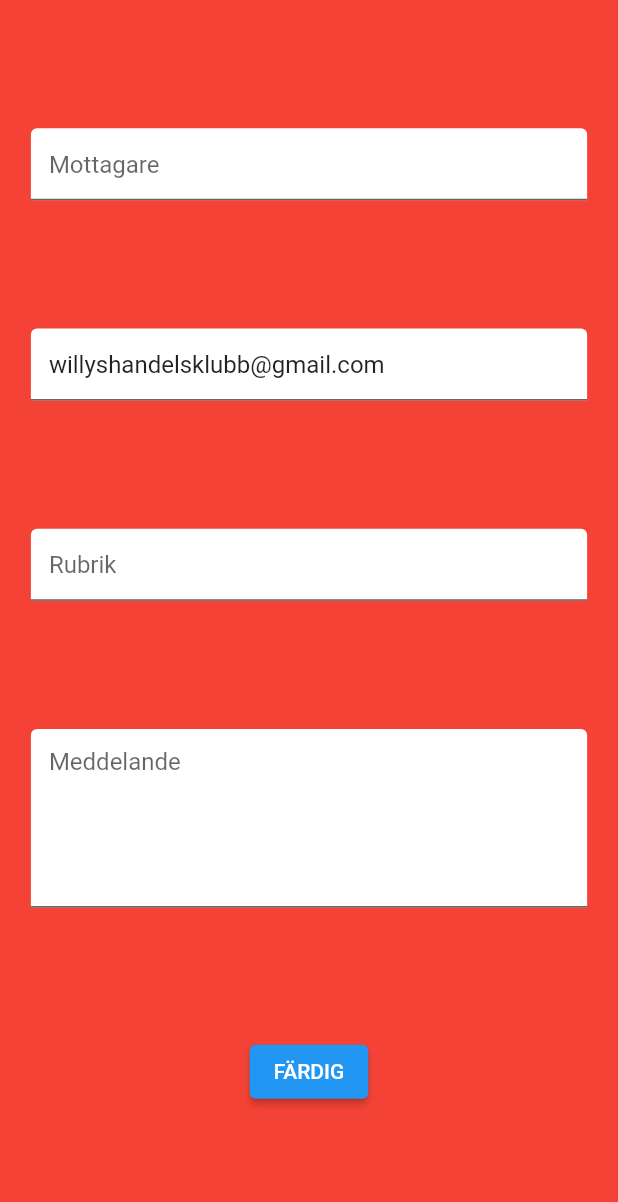
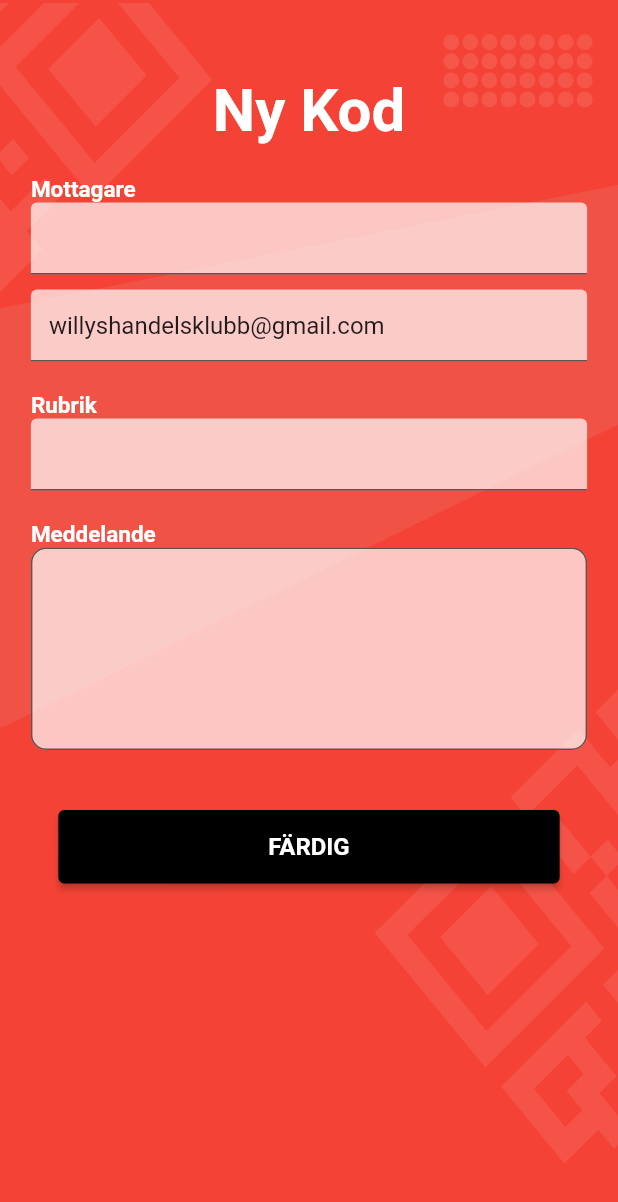
Before and after one commit to emillaudon/clubapp, a Flutter app: the screen it shows after launch, item 2 of the bottom bar chosen, on a phone screen of 412 x 824 dp. Shown: the top 1202 px of the screen. Run offline on Flutter 3.47's test engine with Material 2 defaults, Android fonts, the phone set to English and light mode, and no system bars; our stand-ins replace flutter_svg, qr_flutter.

Commit message:
rebuilt create page

```diff
--- a/lib/main.dart
+++ b/lib/main.dart
@@ -16,7 +16,7 @@ class MyApp extends StatelessWidget {
         primaryColor: const Color(0xFFFF3E3E),
         bottomAppBarColor: const Color(0xFFFF4155),
         scaffoldBackgroundColor: const Color(0xFFFF3E3E),
-        buttonTheme: const ButtonThemeData(buttonColor: Color(0xFFFFB1B1))
+        buttonTheme: const ButtonThemeData(buttonColor: Color(0xFFFFB1B1)),
       ),
       home: const MyHomePage(title: 'Flutter Demo Home Page'),
     );
--- a/lib/views/home.dart
+++ b/lib/views/home.dart
@@ -24,7 +24,7 @@ class _MyHomePageState extends State<MyHomePage> {
           padding: EdgeInsets.all(10.0),
           height: 100,
           width: 100,
-          decoration: BoxDecoration(
+          decoration: const BoxDecoration(
             color: Colors.white,
             borderRadius: BorderRadius.all(Radius.circular(10.0))
           ),
--- a/lib/views/qr_creation.dart
+++ b/lib/views/qr_creation.dart
@@ -1,5 +1,6 @@
 import 'package:flutter/material.dart';
 import '../models/qr_code.dart';
+import 'package:flutter_svg/svg.dart';
 
 class QrCreation extends StatelessWidget {
   QrCreation({Key? key}) : super(key: key);
@@ -36,46 +37,123 @@ class QrCreation extends StatelessWidget {
       backgroundColor: Colors.red,
       body: SingleChildScrollView(
         child:  Center(
+          child:
+          Stack(
+            children: [
+              SvgPicture.asset(
+                'assets/images/backgrounds/background_home.svg',
+              ),
+              Center(
                 child: Container(
+                  padding: const EdgeInsets.only(top: 50.0),
                   width: width * 0.9,
                   height: height,
                   child: Column(
-            mainAxisAlignment: MainAxisAlignment.spaceEvenly,
+                      mainAxisAlignment: MainAxisAlignment.start,
                       children:  [
+                        const Text('Ny Kod',
+                          style: TextStyle(
+                              fontWeight: FontWeight.bold,
+                              fontSize: 40.0,
+                              color: Colors.white
+                          ),),
+                        const SizedBox(
+                          height: 20,
+                        ),
+                        const Align(
+                          alignment: Alignment.centerLeft,
+                          child: Text(
+                            'Mottagare',
+                            style: TextStyle(
+                                fontWeight: FontWeight.bold,
+                                fontSize: 15.0,
+                                color: Colors.white
+                            ),
+                          ),
+                        ),
                         TextField(
                           controller: receiverController,
                           decoration: const InputDecoration(
                               filled: true,
-                  fillColor: Colors.white,
-                  hintText: 'Mottagare'
+                              fillColor: Colors.white70,
+                              hintText: ''
                           ),),
+                        const SizedBox(
+                          height: 10,
+                        ),
                         TextField(
                           controller: secondReceiverController,
                           decoration: const InputDecoration(
                               filled: true,
-                  fillColor: Colors.white,
-                  hintText: 'Mottagare'
+                              fillColor: Colors.white70,
+                              hintText: ''
                           ),),
+                        const SizedBox(
+                          height: 20,
+                        ),
+                        const Align(
+                          alignment: Alignment.centerLeft,
+                          child: Text(
+                            'Rubrik',
+                            style: TextStyle(
+                                fontWeight: FontWeight.bold,
+                                fontSize: 15.0,
+                                color: Colors.white
+                            ),
+                          ),
+                        ),
                         TextField(
                           controller: subjectController,
                           decoration: const InputDecoration(
                               filled: true,
-                  fillColor: Colors.white,
-                  hintText: 'Rubrik'
+                              fillColor: Colors.white70,
+                              hintText: ''
                           ),),
+                        const SizedBox(
+                          height: 20,
+                        ),
+                        const Align(
+                          alignment: Alignment.centerLeft,
+                          child: Text(
+                            'Meddelande',
+                            style: TextStyle(
+                                fontWeight: FontWeight.bold,
+                                fontSize: 15.0,
+                                color: Colors.white
+                            ),
+                          ),
+                        ),
                         TextField(
                           controller: bodyController,
                           maxLines: 5,
                           decoration: const InputDecoration(
+                              border: OutlineInputBorder(
+                                borderRadius: BorderRadius.all(Radius.circular(10.0)),
+                              ),
                               filled: true,
-                  fillColor: Colors.white,
-                  hintText: 'Meddelande'
+                              fillColor: Colors.white70,
+                              hintText: ''
                           ),),
+                        const SizedBox(
+                          height: 40,
+                        ),
                         ElevatedButton(
+                          style: ElevatedButton.styleFrom(
+                              primary: Colors.black,
+                              padding: const EdgeInsets.symmetric(horizontal: 140.0, vertical: 15.0),
+                              textStyle: const TextStyle(
+                                  fontWeight: FontWeight.bold,
+                                  fontSize: 16.0
+                              )
+                          ),
                           child: const Text('FÄRDIG'),
                           onPressed: () => createQrAndGoBack(context),)
                       ]),
-          ),)
+                ),
+              )
+            ],
+          ),
+            )
         ),
     );
   }
```
Lines whose indentation alone changed are shown as unchanged.
